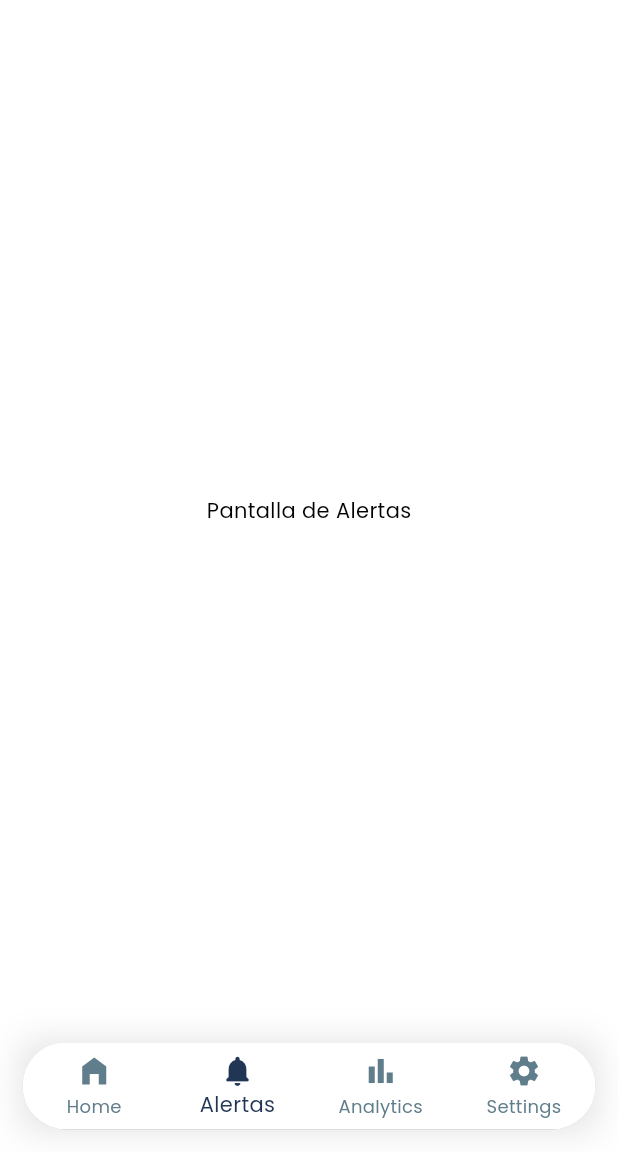
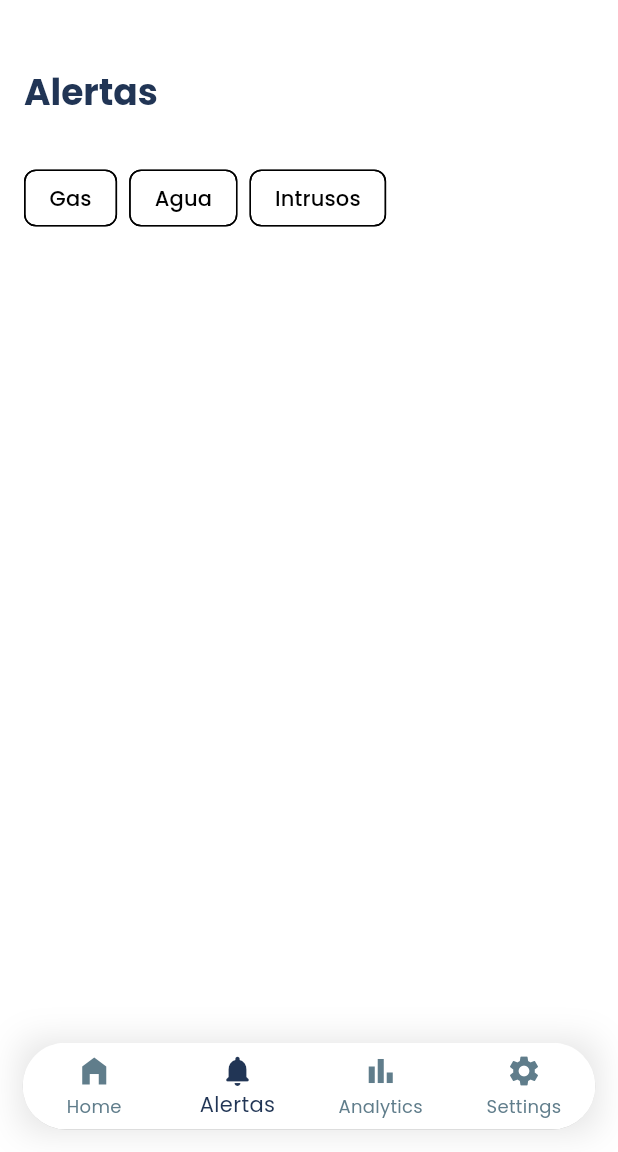
Before and after one commit to DiegoAragon13/awasApp, a Flutter app: the screen it shows after launch, item 2 of the bottom bar chosen, on a phone screen of 412 x 824 dp, the part 84-1236 px from its top. Run offline on Flutter 3.47's test engine with Material 3 defaults, Android fonts, the phone set to English and light mode, and no system bars; our stand-ins replace google_fonts.

Commit message:
Se añadio el titulo y el segmented control

```diff
--- a/lib/Pages/alerts.dart
+++ b/lib/Pages/alerts.dart
@@ -1,4 +1,5 @@
 // lib/screens/home_screen.dart
+import 'package:awas_app/widgets/segmented_control_widget.dart';
 import 'package:flutter/material.dart';
 
 class Alerts extends StatelessWidget {
@@ -6,6 +7,38 @@ class Alerts extends StatelessWidget {
 
   @override
   Widget build(BuildContext context) {
-    return const Center(child: Text('Pantalla de Alertas'));
+    final theme = Theme.of(context);
+    return Scaffold(
+      body: Padding(
+        padding: const EdgeInsets.all(16.0),
+        child: Column(
+          crossAxisAlignment: CrossAxisAlignment.start,
+          children: [
+            ScreenTitle(theme: theme),
+            SegmentedControlWidget(),
+          ],
+        ),
+      ),
+    );
   }
 }
+
+class ScreenTitle extends StatelessWidget {
+  const ScreenTitle({
+    super.key,
+    required this.theme,
+  });
+
+  final ThemeData theme;
+
+  @override
+  Widget build(BuildContext context) {
+    return Column(
+      children: [
+        const SizedBox(height: 30),
+        Text('Alertas', style: theme.textTheme.headlineSmall),
+        const SizedBox(height: 30),
+      ],
+    );
+  }
+}
--- a/lib/widgets/segmented_control_widget.dart
+++ b/lib/widgets/segmented_control_widget.dart
@@ -0,0 +1,31 @@
+import 'package:flutter/material.dart';
+
+class SegmentedControlWidget extends StatefulWidget {
+  const SegmentedControlWidget({super.key});
+
+  @override
+  State<SegmentedControlWidget> createState() => _SegmentedControlWidgetState();
+}
+
+class _SegmentedControlWidgetState extends State<SegmentedControlWidget> {
+  bool isSelected = false;
+
+  @override
+  Widget build(BuildContext context) {
+    return Row(
+      children: [
+        FilterChip(label: const Text('Gas'), onSelected: (bool value) {
+          // Handle selection
+          setState(() {
+            isSelected = !isSelected;
+          });
+        },
+        selected: isSelected,),
+        const SizedBox(width: 8),
+        FilterChip(label: const Text('Agua'), onSelected: (_) {}),
+        const SizedBox(width: 8),
+        FilterChip(label: const Text('Intrusos'), onSelected: (_) {}),
+      ],
+    );
+  }
+}
```
